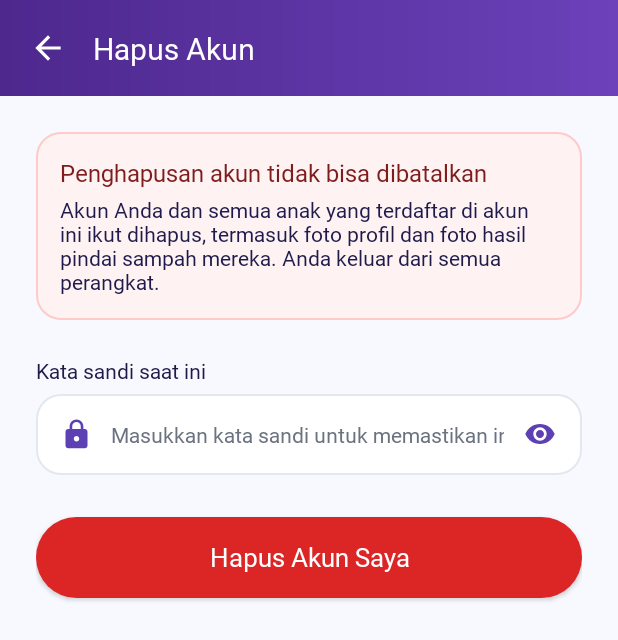
After one commit to kiboozapp/kibooz-app, an Android app: the HapusAkunActivity screen opened directly, with no data from a screen before it, on a phone screen of 412 x 824 dp. The commit adds this screen. Shown: the top 640 px of the screen. Run offline under Robolectric (Android 15) with nearby library versions, the phone set to English and light mode, and no system bars; 1 statement that could not run was skipped.

Commit message:
feat(account): add delete account screen and profile entry points

```diff
--- a/app/src/main/AndroidManifest.xml
+++ b/app/src/main/AndroidManifest.xml
@@ -147,6 +147,12 @@
             android:exported="false"
             android:windowSoftInputMode="adjustResize" />
 
+        <!-- 19b. Hapus Akun (Guru dan Wali) -->
+        <activity
+            android:name=".ui.account.HapusAkunActivity"
+            android:exported="false"
+            android:windowSoftInputMode="adjustResize" />
+
         <!-- 18. AI Camera Overlay: Scan Mood Kelas (Guru) -->
         <activity
             android:name=".ui.camera.CameraScanMoodActivity"
--- /dev/null
+++ b/app/src/main/java/com/nthb/kibooz/ui/account/HapusAkunActivity.kt
@@ -0,0 +1,168 @@
+package com.nthb.kibooz.ui.account
+
+import android.content.Context
+import android.content.Intent
+import android.os.Bundle
+import android.text.method.HideReturnsTransformationMethod
+import android.text.method.PasswordTransformationMethod
+import android.view.inputmethod.EditorInfo
+import android.widget.TextView
+import android.widget.Toast
+import androidx.activity.viewModels
+import androidx.appcompat.app.AlertDialog
+import androidx.appcompat.app.AppCompatActivity
+import androidx.core.view.isVisible
+import androidx.lifecycle.Lifecycle
+import androidx.lifecycle.lifecycleScope
+import androidx.lifecycle.repeatOnLifecycle
+import com.nthb.kibooz.R
+import com.nthb.kibooz.appContainer
+import com.nthb.kibooz.databinding.ActivityHapusAkunBinding
+import com.nthb.kibooz.sessionManager
+import com.nthb.kibooz.ui.auth.RoleSelectionActivity
+import com.nthb.kibooz.util.InsetsUtil
+import kotlinx.coroutines.launch
+
+/**
+ * Hapus akun, dibuka dari layar profil Guru dan Wali. Meminta kata sandi, untuk Guru juga email guru pengganti,
+ * lalu dialog konfirmasi sebelum permintaan dikirim. Setelah akun terhapus, pengguna dibawa ke pilihan peran
+ * dengan tumpukan layar kosong.
+ */
+class HapusAkunActivity : AppCompatActivity() {
+
+    private lateinit var binding: ActivityHapusAkunBinding
+    private var dialog: AlertDialog? = null
+    private var passwordVisible = false
+
+    private val viewModel: DeleteAccountViewModel by viewModels {
+        DeleteAccountViewModel.Factory(
+            appContainer.accountRepository,
+            intent.getBooleanExtra(EXTRA_IS_TEACHER, false),
+            sessionManager::signOut
+        )
+    }
+
+    override fun onCreate(savedInstanceState: Bundle?) {
+        super.onCreate(savedInstanceState)
+        binding = ActivityHapusAkunBinding.inflate(layoutInflater)
+        setContentView(binding.root)
+
+        InsetsUtil.applySystemBarInsets(root = binding.clRootHapusAkun, headerView = binding.clTopBar)
+
+        binding.ivBack.setOnClickListener { finish() }
+        binding.tvPeringatan.setText(
+            if (viewModel.isTeacher) R.string.hapus_akun_peringatan_guru else R.string.hapus_akun_peringatan_wali
+        )
+        binding.llSuccessor.isVisible = viewModel.isTeacher
+
+        binding.ivTogglePassword.setOnClickListener {
+            passwordVisible = !passwordVisible
+            binding.etPassword.transformationMethod =
+                if (passwordVisible) HideReturnsTransformationMethod.getInstance() else PasswordTransformationMethod.getInstance()
+            binding.etPassword.setSelection(binding.etPassword.text.length)
+        }
+
+        binding.btnHapus.setOnClickListener { submit() }
+        binding.etSuccessor.setOnEditorActionListener { _, actionId, _ ->
+            if (actionId == EditorInfo.IME_ACTION_DONE) submit()
+            actionId == EditorInfo.IME_ACTION_DONE
+        }
+        // Kata sandi dan pengganti sudah diperiksa dan dikonfirmasi, jadi coba lagi langsung mengirim ulang
+        binding.connectionStatus.onRetry = viewModel::confirm
+
+        lifecycleScope.launch {
+            repeatOnLifecycle(Lifecycle.State.STARTED) {
+                viewModel.state.collect(::render)
+            }
+        }
+    }
+
+    override fun onDestroy() {
+        dialog?.dismiss()
+        dialog = null
+        super.onDestroy()
+    }
+
+    private fun submit() {
+        viewModel.requestDelete(binding.etPassword.text.toString(), binding.etSuccessor.text.toString())
+    }
+
+    private fun render(state: DeleteAccountState) {
+        binding.btnHapus.isEnabled = !state.loading
+        binding.btnHapus.text = when {
+            state.retryInSeconds != null -> getString(R.string.hapus_akun_tombol_menunggu, state.retryInSeconds)
+            state.loading -> getString(R.string.hapus_akun_tombol_proses)
+            else -> getString(R.string.hapus_akun_tombol)
+        }
+
+        showError(binding.tvPasswordError, state.passwordError)
+        showError(binding.tvSuccessorError, state.successorError)
+        binding.tvLabelSuccessor.setText(
+            if (state.successorRequired) R.string.hapus_akun_label_pengganti_wajib else R.string.hapus_akun_label_pengganti_opsional
+        )
+
+        // Saat server tidak terjangkau, kartu gangguan sudah menjelaskan dan menawarkan coba lagi
+        state.outage?.let { binding.connectionStatus.show(it) } ?: binding.connectionStatus.hide()
+
+        state.error?.let {
+            if (state.outage == null) Toast.makeText(this, it, Toast.LENGTH_LONG).show()
+            viewModel.errorShown()
+        }
+
+        if (state.confirming) showConfirmation() else dismissConfirmation()
+        state.finishedMessage?.let(::openRoleSelection)
+    }
+
+    private fun showError(view: TextView, message: Int?) {
+        view.isVisible = message != null
+        message?.let(view::setText)
+    }
+
+    private fun showConfirmation() {
+        if (dialog?.isShowing == true) return
+
+        val successor = binding.etSuccessor.text.toString().trim()
+        val message = buildString {
+            append(getString(if (viewModel.isTeacher) R.string.hapus_akun_dialog_pesan_guru else R.string.hapus_akun_dialog_pesan_wali))
+            if (viewModel.isTeacher) {
+                append("\n\n")
+                append(
+                    if (successor.isEmpty()) getString(R.string.hapus_akun_dialog_tanpa_pengganti)
+                    else getString(R.string.hapus_akun_dialog_dengan_pengganti, successor)
+                )
+            }
+        }
+
+        dialog = AlertDialog.Builder(this)
+            .setTitle(R.string.hapus_akun_dialog_judul)
+            .setMessage(message)
+            .setPositiveButton(R.string.hapus_akun_dialog_ya) { _, _ -> viewModel.confirm() }
+            .setNegativeButton(R.string.hapus_akun_dialog_batal) { _, _ -> viewModel.cancelConfirm() }
+            .setOnCancelListener { viewModel.cancelConfirm() }
+            .show()
+    }
+
+    private fun dismissConfirmation() {
+        dialog?.dismiss()
+        dialog = null
+    }
+
+    private fun openRoleSelection(message: Int) {
+        // Toast milik aplikasi, jadi tetap tampil setelah layar ini ditutup
+        Toast.makeText(applicationContext, message, Toast.LENGTH_LONG).show()
+        startActivity(
+            Intent(this, RoleSelectionActivity::class.java).apply {
+                flags = Intent.FLAG_ACTIVITY_NEW_TASK or Intent.FLAG_ACTIVITY_CLEAR_TASK
+            }
+        )
+        finish()
+    }
+
+    companion object {
+        private const val EXTRA_IS_TEACHER = "IS_TEACHER"
+
+        /** [isTeacher] true untuk Guru, yang juga boleh mengisi email guru pengganti. */
+        fun intent(context: Context, isTeacher: Boolean): Intent =
+            Intent(context, HapusAkunActivity::class.java).putExtra(EXTRA_IS_TEACHER, isTeacher)
+    }
+}
--- a/app/src/main/java/com/nthb/kibooz/ui/guru/ProfilGuruActivity.kt
+++ b/app/src/main/java/com/nthb/kibooz/ui/guru/ProfilGuruActivity.kt
@@ -7,6 +7,7 @@ import androidx.appcompat.app.AlertDialog
 import androidx.appcompat.app.AppCompatActivity
 import com.nthb.kibooz.databinding.ActivityProfilGuruBinding
 import com.nthb.kibooz.sessionManager
+import com.nthb.kibooz.ui.account.HapusAkunActivity
 import com.nthb.kibooz.ui.camera.CameraScanMoodActivity
 import com.nthb.kibooz.util.InsetsUtil
 
@@ -80,6 +81,11 @@ class ProfilGuruActivity : AppCompatActivity() {
                 .show()
         }
 
+        // Menu 6: Hapus Akun
+        binding.menuHapusAkun.setOnClickListener {
+            startActivity(HapusAkunActivity.intent(this, isTeacher = true))
+        }
+
         // Bottom Navigation Tabs
         binding.tabHome.setOnClickListener {
             // Kembali ke dasbor yang sudah ada, bukan menumpuk dasbor baru
--- a/app/src/main/java/com/nthb/kibooz/ui/wali/ProfilWaliActivity.kt
+++ b/app/src/main/java/com/nthb/kibooz/ui/wali/ProfilWaliActivity.kt
@@ -7,6 +7,7 @@ import androidx.appcompat.app.AlertDialog
 import androidx.appcompat.app.AppCompatActivity
 import com.nthb.kibooz.databinding.ActivityProfilWaliBinding
 import com.nthb.kibooz.sessionManager
+import com.nthb.kibooz.ui.account.HapusAkunActivity
 import com.nthb.kibooz.ui.camera.CameraScanSampahActivity
 import com.nthb.kibooz.util.InsetsUtil
 
@@ -79,6 +80,11 @@ class ProfilWaliActivity : AppCompatActivity() {
                 .show()
         }
 
+        // Menu 6: Hapus Akun
+        binding.menuHapusAkun.setOnClickListener {
+            startActivity(HapusAkunActivity.intent(this, isTeacher = false))
+        }
+
         // Bottom Navigation Tabs
         binding.tabHome.setOnClickListener {
             // Kembali ke dasbor yang sudah ada, bukan menumpuk dasbor baru
--- /dev/null
+++ b/app/src/main/res/drawable/bg_button_danger.xml
@@ -0,0 +1,19 @@
+<?xml version="1.0" encoding="utf-8"?>
+<selector xmlns:android="http://schemas.android.com/apk/res/android">
+    <item android:state_enabled="false">
+        <shape android:shape="rectangle">
+            <solid android:color="@color/kibooz_text_muted" />
+            <corners android:radius="28dp" />
+        </shape>
+    </item>
+    <item>
+        <ripple android:color="#33FFFFFF">
+            <item>
+                <shape android:shape="rectangle">
+                    <solid android:color="@color/kibooz_red_danger" />
+                    <corners android:radius="28dp" />
+                </shape>
+            </item>
+        </ripple>
+    </item>
+</selector>
--- /dev/null
+++ b/app/src/main/res/drawable/bg_card_warning.xml
@@ -0,0 +1,9 @@
+<?xml version="1.0" encoding="utf-8"?>
+<shape xmlns:android="http://schemas.android.com/apk/res/android"
+    android:shape="rectangle">
+    <solid android:color="#FEF2F2" />
+    <stroke
+        android:width="1dp"
+        android:color="#FECACA" />
+    <corners android:radius="16dp" />
+</shape>
--- /dev/null
+++ b/app/src/main/res/layout/activity_hapus_akun.xml
@@ -0,0 +1,243 @@
+<?xml version="1.0" encoding="utf-8"?>
+<androidx.constraintlayout.widget.ConstraintLayout xmlns:android="http://schemas.android.com/apk/res/android"
+    xmlns:app="http://schemas.android.com/apk/res-auto"
+    android:id="@+id/clRootHapusAkun"
+    android:layout_width="match_parent"
+    android:layout_height="match_parent"
+    android:background="@color/kibooz_background">
+
+    <androidx.constraintlayout.widget.ConstraintLayout
+        android:id="@+id/clTopBar"
+        android:layout_width="match_parent"
+        android:layout_height="64dp"
+        android:background="@drawable/bg_topbar_purple_gradient"
+        android:paddingHorizontal="8dp"
+        app:layout_constraintTop_toTopOf="parent">
+
+        <ImageView
+            android:id="@+id/ivBack"
+            android:layout_width="48dp"
+            android:layout_height="48dp"
+            android:background="?attr/selectableItemBackgroundBorderless"
+            android:contentDescription="@string/hapus_akun_kembali"
+            android:padding="11dp"
+            android:src="@drawable/ic_arrow_back"
+            app:layout_constraintBottom_toBottomOf="parent"
+            app:layout_constraintStart_toStartOf="parent"
+            app:layout_constraintTop_toTopOf="parent"
+            app:tint="@color/kibooz_white" />
+
+        <TextView
+            android:id="@+id/tvTitleBar"
+            android:layout_width="wrap_content"
+            android:layout_height="wrap_content"
+            android:layout_marginStart="6dp"
+            android:fontFamily="@font/baloo2"
+            android:text="@string/hapus_akun_judul"
+            android:textColor="@color/kibooz_white"
+            android:textSize="20sp"
+            android:textStyle="bold"
+            app:layout_constraintBottom_toBottomOf="parent"
+            app:layout_constraintStart_toEndOf="@+id/ivBack"
+            app:layout_constraintTop_toTopOf="parent" />
+
+    </androidx.constraintlayout.widget.ConstraintLayout>
+
+    <androidx.core.widget.NestedScrollView
+        android:layout_width="match_parent"
+        android:layout_height="0dp"
+        android:fillViewport="true"
+        app:layout_constraintBottom_toBottomOf="parent"
+        app:layout_constraintTop_toBottomOf="@+id/clTopBar">
+
+        <LinearLayout
+            android:layout_width="match_parent"
+            android:layout_height="wrap_content"
+            android:orientation="vertical"
+            android:paddingHorizontal="24dp"
+            android:paddingTop="24dp"
+            android:paddingBottom="40dp">
+
+            <!-- Peringatan: apa yang hilang dan bahwa ini tidak bisa dibatalkan -->
+            <LinearLayout
+                android:layout_width="match_parent"
+                android:layout_height="wrap_content"
+                android:background="@drawable/bg_card_warning"
+                android:orientation="vertical"
+                android:padding="16dp">
+
+                <TextView
+                    android:layout_width="match_parent"
+                    android:layout_height="wrap_content"
+                    android:fontFamily="@font/baloo2"
+                    android:text="@string/hapus_akun_peringatan_judul"
+                    android:textColor="#7F1D1D"
+                    android:textSize="16sp"
+                    android:textStyle="bold" />
+
+                <TextView
+                    android:id="@+id/tvPeringatan"
+                    android:layout_width="match_parent"
+                    android:layout_height="wrap_content"
+                    android:layout_marginTop="4dp"
+                    android:fontFamily="@font/baloo2"
+                    android:textColor="@color/kibooz_text_primary"
+                    android:textSize="14sp" />
+
+            </LinearLayout>
+
+            <!-- Kata sandi saat ini -->
+            <TextView
+                android:id="@+id/tvLabelSandi"
+                android:labelFor="@+id/etPassword"
+                android:layout_width="wrap_content"
+                android:layout_height="wrap_content"
+                android:layout_marginTop="24dp"
+                android:fontFamily="@font/baloo2"
+                android:text="@string/hapus_akun_label_sandi"
+                android:textColor="@color/kibooz_text_dark"
+                android:textSize="14sp"
+                android:textStyle="bold" />
+
+            <LinearLayout
+                android:layout_width="match_parent"
+                android:layout_height="54dp"
+                android:layout_marginTop="6dp"
+                android:background="@drawable/bg_input_field"
+                android:gravity="center_vertical"
+                android:orientation="horizontal"
+                android:paddingStart="16dp"
+                android:paddingEnd="4dp">
+
+                <ImageView
+                    android:layout_width="22dp"
+                    android:layout_height="22dp"
+                    android:importantForAccessibility="no"
+                    android:src="@drawable/ic_lock"
+                    app:tint="@color/kibooz_primary_purple" />
+
+                <EditText
+                    android:id="@+id/etPassword"
+                    android:layout_width="0dp"
+                    android:layout_height="match_parent"
+                    android:layout_marginStart="12dp"
+                    android:layout_weight="1"
+                    android:autofillHints="password"
+                    android:background="@null"
+                    android:fontFamily="@font/baloo2"
+                    android:hint="@string/hapus_akun_hint_sandi"
+                    android:imeOptions="actionNext"
+                    android:inputType="textPassword"
+                    android:maxLength="72"
+                    android:textColor="@color/kibooz_text_primary"
+                    android:textColorHint="@color/kibooz_text_secondary"
+                    android:textSize="14sp" />
+
+                <ImageView
+                    android:id="@+id/ivTogglePassword"
+                    android:layout_width="48dp"
+                    android:layout_height="48dp"
+                    android:background="?attr/selectableItemBackgroundBorderless"
+                    android:contentDescription="@string/hapus_akun_toggle_sandi"
+                    android:padding="13dp"
+                    android:src="@drawable/ic_eye"
+                    app:tint="@color/kibooz_primary_purple" />
+
+            </LinearLayout>
+
+            <TextView
+                android:id="@+id/tvPasswordError"
+                android:layout_width="match_parent"
+                android:layout_height="wrap_content"
+                android:layout_marginTop="6dp"
+                android:accessibilityLiveRegion="polite"
+                android:fontFamily="@font/baloo2"
+                android:textColor="@color/kibooz_red_danger"
+                android:textSize="13sp"
+                android:visibility="gone" />
+
+            <!-- Hanya untuk Guru -->
+            <LinearLayout
+                android:id="@+id/llSuccessor"
+                android:layout_width="match_parent"
+                android:layout_height="wrap_content"
+                android:orientation="vertical"
+                android:visibility="gone">
+
+                <TextView
+                    android:id="@+id/tvLabelSuccessor"
+                    android:labelFor="@+id/etSuccessor"
+                    android:layout_width="wrap_content"
+                    android:layout_height="wrap_content"
+                    android:layout_marginTop="20dp"
+                    android:fontFamily="@font/baloo2"
+                    android:text="@string/hapus_akun_label_pengganti_opsional"
+                    android:textColor="@color/kibooz_text_dark"
+                    android:textSize="14sp"
+                    android:textStyle="bold" />
+
+                <EditText
+                    android:id="@+id/etSuccessor"
+                    android:layout_width="match_parent"
+                    android:layout_height="54dp"
+                    android:layout_marginTop="6dp"
+                    android:autofillHints="emailAddress"
+                    android:background="@drawable/bg_input_field"
+                    android:fontFamily="@font/baloo2"
+                    android:hint="@string/hapus_akun_hint_pengganti"
+                    android:imeOptions="actionDone"
+                    android:inputType="textEmailAddress"
+                    android:maxLength="255"
+                    android:paddingHorizontal="16dp"
+                    android:textColor="@color/kibooz_text_primary"
+                    android:textColorHint="@color/kibooz_text_secondary"
+                    android:textSize="14sp" />
+
+                <TextView
+                    android:id="@+id/tvSuccessorError"
+                    android:layout_width="match_parent"
+                    android:layout_height="wrap_content"
+                    android:layout_marginTop="6dp"
+                    android:accessibilityLiveRegion="polite"
+                    android:fontFamily="@font/baloo2"
+                    android:textColor="@color/kibooz_red_danger"
+                    android:textSize="13sp"
+                    android:visibility="gone" />
+
+                <TextView
+                    android:layout_width="match_parent"
+                    android:layout_height="wrap_content"
+                    android:layout_marginTop="6dp"
+                    android:fontFamily="@font/baloo2"
+                    android:text="@string/hapus_akun_penjelasan_pengganti"
+                    android:textColor="@color/kibooz_text_secondary"
+                    android:textSize="13sp" />
+
+            </LinearLayout>
+
+            <!-- Kartu gangguan server dengan tombol coba lagi -->
+            <com.nthb.kibooz.ui.common.ConnectionStatusView
+                android:id="@+id/connectionStatus"
+                android:layout_width="match_parent"
+                android:layout_height="wrap_content"
+                android:layout_marginTop="20dp"
+                android:visibility="gone" />
+
+            <androidx.appcompat.widget.AppCompatButton
+                android:id="@+id/btnHapus"
+                android:layout_width="match_parent"
+                android:layout_height="54dp"
+                android:layout_marginTop="28dp"
+                android:background="@drawable/bg_button_danger"
+                android:fontFamily="@font/baloo2"
+                android:text="@string/hapus_akun_tombol"
+                android:textAllCaps="false"
+                android:textColor="@color/kibooz_white"
+                android:textSize="17sp"
+                android:textStyle="bold" />
+
+        </LinearLayout>
+
+    </androidx.core.widget.NestedScrollView>
+
+</androidx.constraintlayout.widget.ConstraintLayout>
--- a/app/src/main/res/layout/activity_profil_guru.xml
+++ b/app/src/main/res/layout/activity_profil_guru.xml
@@ -351,6 +351,43 @@
 
                     </LinearLayout>
 
+                    <View
+                        android:layout_width="match_parent"
+                        android:layout_height="1dp"
+                        android:layout_marginHorizontal="18dp"
+                        android:background="#F0EEF7" />
+
+                    <!-- Menu 6: Hapus Akun -->
+                    <LinearLayout
+                        android:id="@+id/menuHapusAkun"
+                        android:layout_width="match_parent"
+                        android:layout_height="56dp"
+                        android:background="?attr/selectableItemBackground"
+                        android:clickable="true"
+                        android:focusable="true"
+                        android:gravity="center_vertical"
+                        android:orientation="horizontal"
+                        android:paddingHorizontal="18dp">
+
+                        <ImageView
+                            android:layout_width="24dp"
+                            android:layout_height="24dp"
+                            android:importantForAccessibility="no"
+                            android:src="@drawable/ic_trash_delete"
+                            app:tint="#E53935" />
+
+                        <TextView
+                            android:layout_width="wrap_content"
+                            android:layout_height="wrap_content"
+                            android:layout_marginStart="16dp"
+                            android:fontFamily="@font/baloo2"
+                            android:text="@string/hapus_akun_menu"
+                            android:textColor="#E53935"
+                            android:textSize="15sp"
+                            android:textStyle="bold" />
+
+                    </LinearLayout>
+
                 </LinearLayout>
 
             </com.google.android.material.card.MaterialCardView>
--- a/app/src/main/res/layout/activity_profil_wali.xml
+++ b/app/src/main/res/layout/activity_profil_wali.xml
@@ -368,6 +368,51 @@
 
                     </LinearLayout>
 
+                    <View
+                        android:layout_width="match_parent"
+                        android:layout_height="1dp"
+                        android:layout_marginHorizontal="18dp"
+                        android:background="#F0EEF7" />
+
+                    <!-- Menu 6: Hapus Akun -->
+                    <LinearLayout
+                        android:id="@+id/menuHapusAkun"
+                        android:layout_width="match_parent"
+                        android:layout_height="56dp"
+                        android:background="?attr/selectableItemBackground"
+                        android:clickable="true"
+                        android:focusable="true"
+                        android:gravity="center_vertical"
+                        android:orientation="horizontal"
+                        android:paddingHorizontal="18dp">
+
+                        <ImageView
+                            android:layout_width="24dp"
+                            android:layout_height="24dp"
+                            android:importantForAccessibility="no"
+                            android:src="@drawable/ic_trash_delete"
+                            app:tint="#E53935" />
+
+                        <TextView
+                            android:layout_width="0dp"
+                            android:layout_height="wrap_content"
+                            android:layout_marginStart="16dp"
+                            android:layout_weight="1"
+                            android:fontFamily="@font/baloo2"
+                            android:text="@string/hapus_akun_menu"
+                            android:textColor="#E53935"
+                            android:textSize="15sp"
+                            android:textStyle="bold" />
+
+                        <ImageView
+                            android:layout_width="20dp"
+                            android:layout_height="20dp"
+                            android:importantForAccessibility="no"
+                            android:src="@drawable/ic_chevron_right"
+                            app:tint="#E53935" />
+
+                    </LinearLayout>
+
                 </LinearLayout>
 
             </com.google.android.material.card.MaterialCardView>
```
